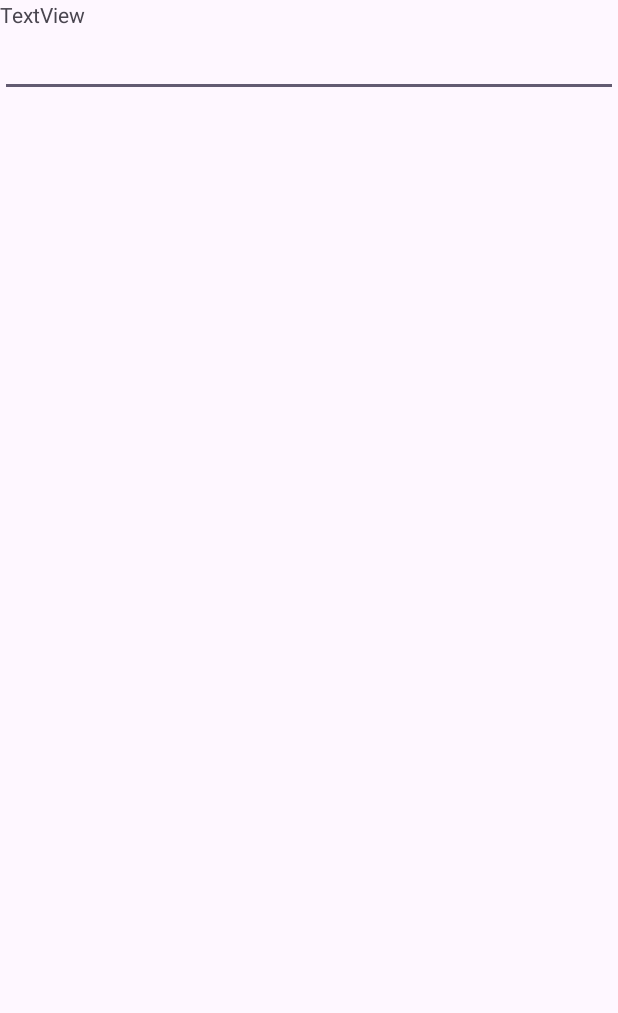
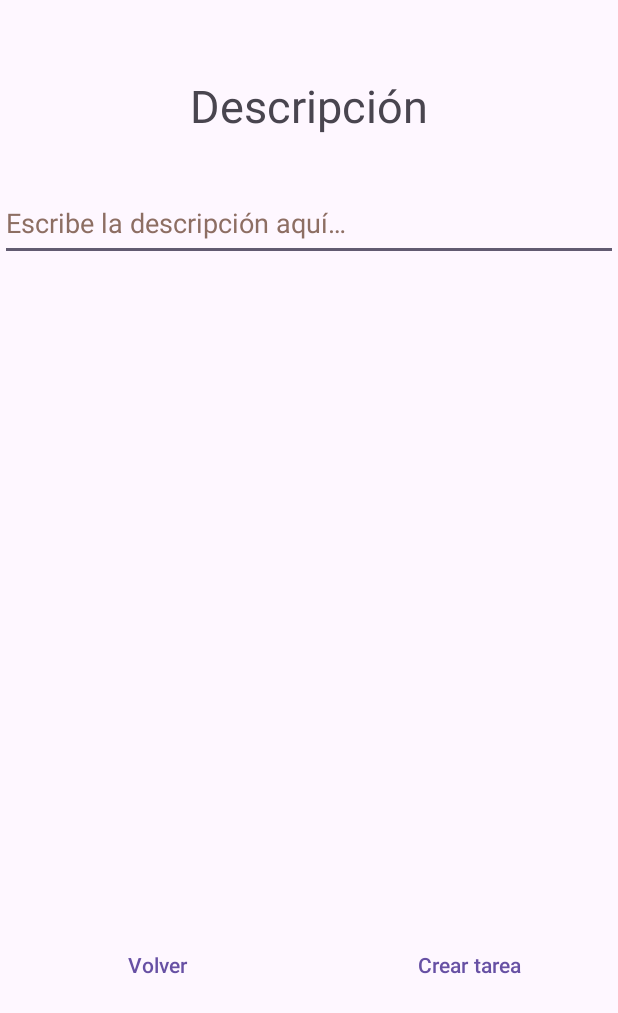
Before and after one commit to rubendd/TrassTarea, an Android app: the layout create_task2.xml on its own in the app's theme, with its tools: preview values and no code run, on a phone screen of 412 x 824 dp. Shown: the top 1013 px of the screen. Run offline under Robolectric (Android 15) with nearby library versions, the phone set to English and light mode, and no system bars.

Commit message:
Pasar datos a la siguiente pagina

```diff
--- a/app/src/main/AndroidManifest.xml
+++ b/app/src/main/AndroidManifest.xml
@@ -23,6 +23,8 @@
         </activity>
         <activity android:name="com.rdd.trasstarea.activities.listactivity.ListActivity" />
         <activity android:name="com.rdd.trasstarea.activities.createtaskactivity.CreateTaskActivity" />
+        <activity android:name="com.rdd.trasstarea.activities.createtaskactivity.SecondCreateTaskActv"
+            android:windowSoftInputMode="adjustResize"/>
 
     </application>
 
--- a/app/src/main/java/com/rdd/trasstarea/activities/createtaskactivity/CreateTaskActivity.java
+++ b/app/src/main/java/com/rdd/trasstarea/activities/createtaskactivity/CreateTaskActivity.java
@@ -102,10 +102,9 @@ public class CreateTaskActivity extends AppCompatActivity implements AdapterView
 
     private void nextPage(){
         if (nextPageCheck()){
-            Intent intent = new Intent(this, ListActivity.class);
+            Intent intent = new Intent(this, SecondCreateTaskActv.class);
             startActivity(intent);
         }
-
     }
 
 
--- a/app/src/main/java/com/rdd/trasstarea/activities/listactivity/ListActivity.java
+++ b/app/src/main/java/com/rdd/trasstarea/activities/listactivity/ListActivity.java
@@ -60,7 +60,7 @@ public class ListActivity extends AppCompatActivity implements IComunicator {
     }
 
     @Override
-    public void addTask(Task task) {
+    public void createTask(Task task) {
         listTareas.add(task);
         customAdapter.notifyItemInserted(customAdapter.getItemCount()+1);
     }
--- a/app/src/main/java/com/rdd/trasstarea/comunicator/IComunicator.java
+++ b/app/src/main/java/com/rdd/trasstarea/comunicator/IComunicator.java
@@ -7,5 +7,5 @@ import java.util.List;
 public interface IComunicator {
     void deleteList(int position);
 
-    void  addTask(Task task);
+    void  createTask(Task task);
 }
--- a/app/src/main/res/layout/create_task2.xml
+++ b/app/src/main/res/layout/create_task2.xml
@@ -1,5 +1,6 @@
 <?xml version="1.0" encoding="utf-8"?>
-<LinearLayout xmlns:android="http://schemas.android.com/apk/res/android"
+    <LinearLayout
+        xmlns:android="http://schemas.android.com/apk/res/android"
         android:layout_width="match_parent"
         android:layout_height="match_parent"
         android:orientation="vertical">
@@ -8,13 +9,48 @@
             android:id="@+id/textView"
             android:layout_width="match_parent"
             android:layout_height="wrap_content"
-        android:text="TextView" />
+            android:layout_marginTop="50dp"
+            android:text="@string/Descripcion"
+            android:textAlignment="center"
+            android:textSize="30sp" />
+
+        <ScrollView
+            android:layout_width="match_parent"
+            android:layout_height="443dp">
 
             <EditText
-        android:id="@+id/editTextTextMultiLine"
+                android:id="@+id/editTextDescription"
                 android:layout_width="match_parent"
                 android:layout_height="wrap_content"
-        android:ems="10"
+                android:autofillHints=""
                 android:gravity="start|top"
-        android:inputType="textMultiLine" />
+                android:hint="@string/hintDescription"
+                android:inputType="textMultiLine"
+                android:minHeight="48dp"
+                android:textColorHint="#8D6E63" />
+        </ScrollView>
+
+        <LinearLayout
+            android:layout_width="match_parent"
+            android:layout_height="match_parent"
+            android:layout_marginTop="50dp"
+            android:orientation="horizontal">
+
+            <Button
+                android:id="@+id/back"
+                android:layout_width="150dp"
+                android:layout_height="wrap_content"
+                android:layout_marginStart="30dp"
+                android:layout_marginEnd="50dp"
+                android:text="@string/volver"
+                style="?android:attr/buttonBarButtonStyle" />
+
+            <Button
+                android:id="@+id/create"
+                android:layout_width="150dp"
+                android:layout_height="wrap_content"
+                android:layout_marginEnd="10dp"
+                android:text="@string/crear_tarea"
+                style="?android:attr/buttonBarButtonStyle" />
         </LinearLayout>
+    </LinearLayout>
--- a/app/src/main/res/values-night/strings.xml
+++ b/app/src/main/res/values-night/strings.xml
@@ -2,4 +2,5 @@
 <resources>
     <string name="Descripcion">Descripcion\n</string>
     <string name="borrar">Borrar\n</string>
+    <string name="hintDescription">Escribe la descripción aquí...</string>
 </resources>
--- a/app/src/main/res/values/strings.xml
+++ b/app/src/main/res/values/strings.xml
@@ -17,7 +17,7 @@
     <string name="aceptar">Aceptar</string>
     <string name="salir">Salir</string>
     <string name="cancelar">Cancelar</string>
-    <string name="Descripcion">Descripcion\n</string>
+    <string name="Descripcion">Descripción\n</string>
     <string name="edit">Editar\n</string>
     <string name="borrar">Borrar\n</string>
     <string name="add_task">Añadir tarea</string>
@@ -25,6 +25,9 @@
     <string name="siguiente">Siguiente</string>
     <string name="fechacreacion">FechaCreacion</string>
     <string name="fecha_objetivo">Fecha Objetivo</string>
+    <string name="hintDescription">Escribe la descripción aquí…</string>
+    <string name="volver">Volver</string>
+    <string name="crear_tarea">Crear tarea</string>
 
 
 </resources>
```
Also changed, not shown: app/src/main/java/com/rdd/trasstarea/activities/createtaskactivity/SecondCreateTaskActv.java (+20 -0 lines), app/src/main/java/com/rdd/trasstarea/activities/listactivity/recycler/viewholder/ViewHolder.java (+9 -1 lines), app/src/main/java/com/rdd/trasstarea/listcontroller/ListController.java (+4 -4 lines), app/src/main/java/com/rdd/trasstarea/model/Task.java (+29 -8 lines). Lines whose indentation alone changed are shown as unchanged.
